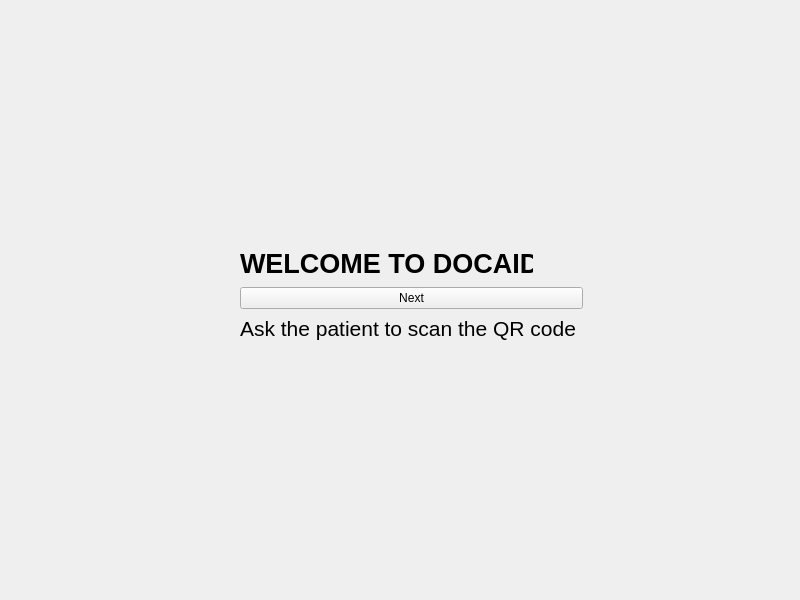
Qt form UI/test.ui (DocAid/Desktop-Doctor) before a commit.
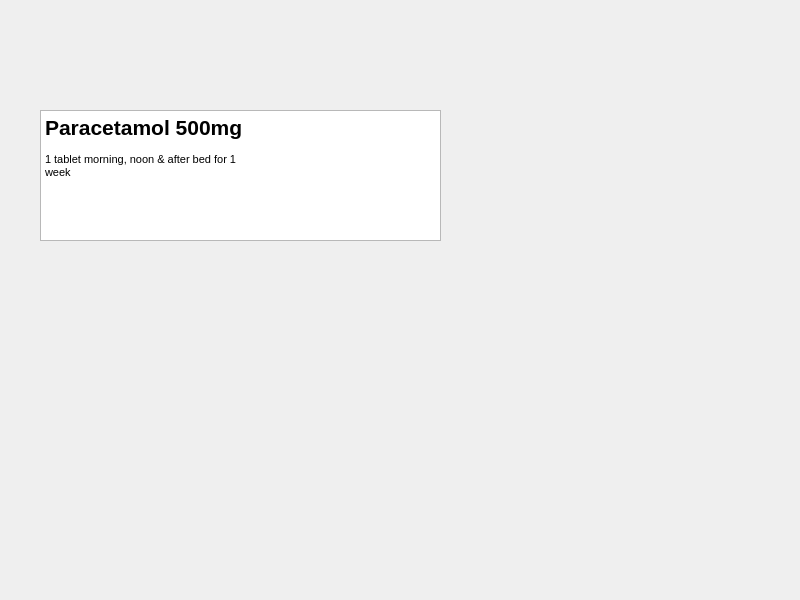
The same form after that commit. Icons and pictures are not drawn.

```diff
--- a/UI/test.ui
+++ b/UI/test.ui
@@ -14,69 +14,39 @@
    <string>MainWindow</string>
   </property>
   <widget class="QWidget" name="centralwidget">
-   <widget class="QWidget" name="">
+   <widget class="QTextBrowser" name="textBrowser_3">
     <property name="geometry">
      <rect>
-      <x>240</x>
-      <y>180</y>
-      <width>343</width>
-      <height>161</height>
+      <x>40</x>
+      <y>110</y>
+      <width>401</width>
+      <height>131</height>
      </rect>
     </property>
-    <layout class="QVBoxLayout" name="verticalLayout">
-     <item>
-      <widget class="QLabel" name="label">
-       <property name="maximumSize">
-        <size>
-         <width>65</width>
-         <height>60</height>
-        </size>
-       </property>
-       <property name="text">
-        <string/>
-       </property>
-       <property name="pixmap">
-        <pixmap>../venv/images/DeepinScreenshot_20190821152323-removebg-preview.png</pixmap>
-       </property>
-       <property name="alignment">
-        <set>Qt::AlignCenter</set>
-       </property>
-      </widget>
-     </item>
-     <item>
-      <widget class="QLabel" name="label_2">
-       <property name="maximumSize">
-        <size>
-         <width>293</width>
-         <height>32</height>
-        </size>
-       </property>
-       <property name="text">
-        <string>&lt;html&gt;&lt;head/&gt;&lt;body&gt;&lt;p&gt;&lt;span style=&quot; font-size:20pt; font-weight:600;&quot;&gt;WELCOME TO DOCAID&lt;/span&gt;&lt;/p&gt;&lt;/body&gt;&lt;/html&gt;</string>
-       </property>
-      </widget>
-     </item>
-     <item>
-      <widget class="QPushButton" name="pushButton">
-       <property name="text">
-        <string>Next</string>
-       </property>
-      </widget>
-     </item>
-     <item>
-      <widget class="QLabel" name="label_3">
-       <property name="maximumSize">
-        <size>
-         <width>341</width>
-         <height>24</height>
-        </size>
-       </property>
-       <property name="text">
-        <string>&lt;html&gt;&lt;head/&gt;&lt;body&gt;&lt;p&gt;&lt;span style=&quot; font-size:16pt;&quot;&gt;Ask the patient to scan the QR code&lt;/span&gt;&lt;/p&gt;&lt;/body&gt;&lt;/html&gt;</string>
-       </property>
-      </widget>
-     </item>
-    </layout>
+    <property name="cursor" stdset="0">
+     <cursorShape>PointingHandCursor</cursorShape>
+    </property>
+    <property name="mouseTracking">
+     <bool>true</bool>
+    </property>
+    <property name="tabletTracking">
+     <bool>true</bool>
+    </property>
+    <property name="autoFillBackground">
+     <bool>true</bool>
+    </property>
+    <property name="styleSheet">
+     <string notr="true">selection-background-color: qradialgradient(spread:pad, cx:0.5, cy:0.5, radius:0.5, fx:0.5, fy:0.5, stop:0 rgba(255, 255, 255, 255), stop:0.1 rgba(255, 255, 255, 255), stop:0.2 rgba(255, 176, 176, 167), stop:0.3 rgba(255, 151, 151, 92), stop:0.4 rgba(255, 125, 125, 51), stop:0.5 rgba(255, 76, 76, 205), stop:0.52 rgba(255, 76, 76, 205), stop:0.6 rgba(255, 180, 180, 84), stop:1 rgba(255, 255, 255, 0));</string>
+    </property>
+    <property name="html">
+     <string>&lt;!DOCTYPE HTML PUBLIC &quot;-//W3C//DTD HTML 4.0//EN&quot; &quot;http://www.w3.org/TR/REC-html40/strict.dtd&quot;&gt;
+&lt;html&gt;&lt;head&gt;&lt;meta name=&quot;qrichtext&quot; content=&quot;1&quot; /&gt;&lt;style type=&quot;text/css&quot;&gt;
+p, li { white-space: pre-wrap; }
+&lt;/style&gt;&lt;/head&gt;&lt;body style=&quot; font-family:'Ubuntu'; font-size:11pt; font-weight:400; font-style:normal;&quot;&gt;
+&lt;p style=&quot; margin-top:0px; margin-bottom:0px; margin-left:0px; margin-right:0px; -qt-block-indent:0; text-indent:0px;&quot;&gt;&lt;span style=&quot; font-family:'MS Shell Dlg 2'; font-size:16pt; font-weight:600;&quot;&gt;Paracetamol 500mg&lt;/span&gt;&lt;span style=&quot; font-family:'MS Shell Dlg 2'; font-size:8.25pt;&quot;&gt; &lt;/span&gt;&lt;/p&gt;
+&lt;p style=&quot;-qt-paragraph-type:empty; margin-top:0px; margin-bottom:0px; margin-left:0px; margin-right:0px; -qt-block-indent:0; text-indent:0px; font-family:'MS Shell Dlg 2'; font-size:8.25pt;&quot;&gt;&lt;br /&gt;&lt;/p&gt;
+&lt;p style=&quot; margin-top:0px; margin-bottom:0px; margin-left:0px; margin-right:0px; -qt-block-indent:0; text-indent:0px;&quot;&gt;&lt;span style=&quot; font-family:'MS Shell Dlg 2'; font-size:8pt;&quot;&gt;1 tablet morning, noon &amp;amp; after bed for 1&lt;br /&gt;week &lt;/span&gt;&lt;/p&gt;&lt;/body&gt;&lt;/html&gt;</string>
+    </property>
    </widget>
   </widget>
  </widget>
```
Left out of the diff: 4 changed lines with no effect on the pictures.
